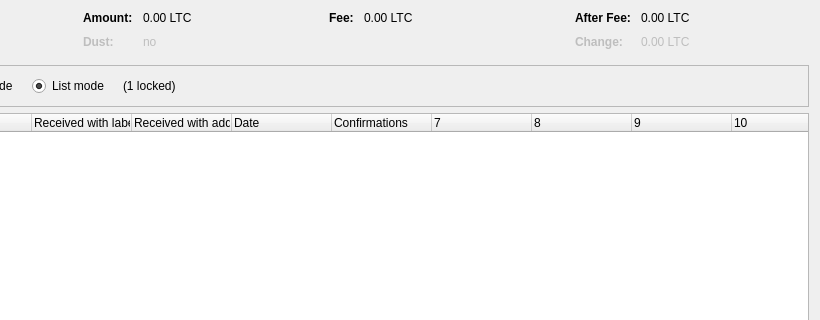
First picture: the form in src/qt/forms/coincontroldialog.ui, repository HappyCoinBatam/litecoin-Batamcoin, before the edit; both pictures show x 180 to 1000 and y 0 to 320 of the 1000 by 500 pixel window.
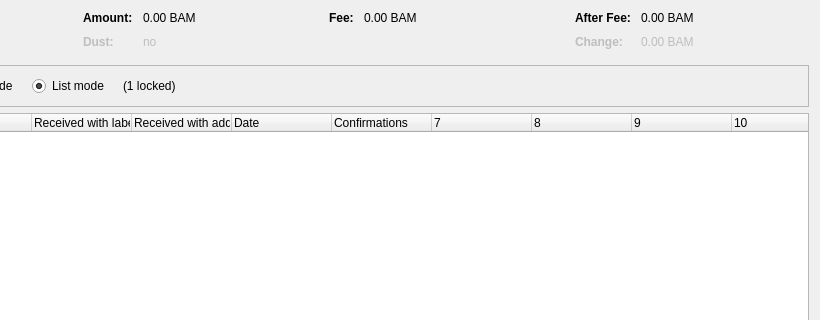
Second picture: the form after the edit. Custom widgets are drawn as their Qt base class.

Diff of the .ui file:
```diff
--- a/src/qt/forms/coincontroldialog.ui
+++ b/src/qt/forms/coincontroldialog.ui
@@ -132,7 +132,7 @@
           <enum>Qt::ActionsContextMenu</enum>
          </property>
          <property name="text">
-          <string notr="true">0.00 LTC</string>
+          <string notr="true">0.00 BAM</string>
          </property>
          <property name="textInteractionFlags">
           <set>Qt::LinksAccessibleByMouse|Qt::TextSelectableByKeyboard|Qt::TextSelectableByMouse</set>
@@ -212,7 +212,7 @@
           <enum>Qt::ActionsContextMenu</enum>
          </property>
          <property name="text">
-          <string notr="true">0.00 LTC</string>
+          <string notr="true">0.00 BAM</string>
          </property>
          <property name="textInteractionFlags">
           <set>Qt::LinksAccessibleByMouse|Qt::TextSelectableByKeyboard|Qt::TextSelectableByMouse</set>
@@ -257,7 +257,7 @@
           <enum>Qt::ActionsContextMenu</enum>
          </property>
          <property name="text">
-          <string notr="true">0.00 LTC</string>
+          <string notr="true">0.00 BAM</string>
          </property>
          <property name="textInteractionFlags">
           <set>Qt::LinksAccessibleByMouse|Qt::TextSelectableByKeyboard|Qt::TextSelectableByMouse</set>
@@ -292,7 +292,7 @@
           <enum>Qt::ActionsContextMenu</enum>
          </property>
          <property name="text">
-          <string notr="true">0.00 LTC</string>
+          <string notr="true">0.00 BAM</string>
          </property>
          <property name="textInteractionFlags">
           <set>Qt::LinksAccessibleByMouse|Qt::TextSelectableByKeyboard|Qt::TextSelectableByMouse</set>
```
